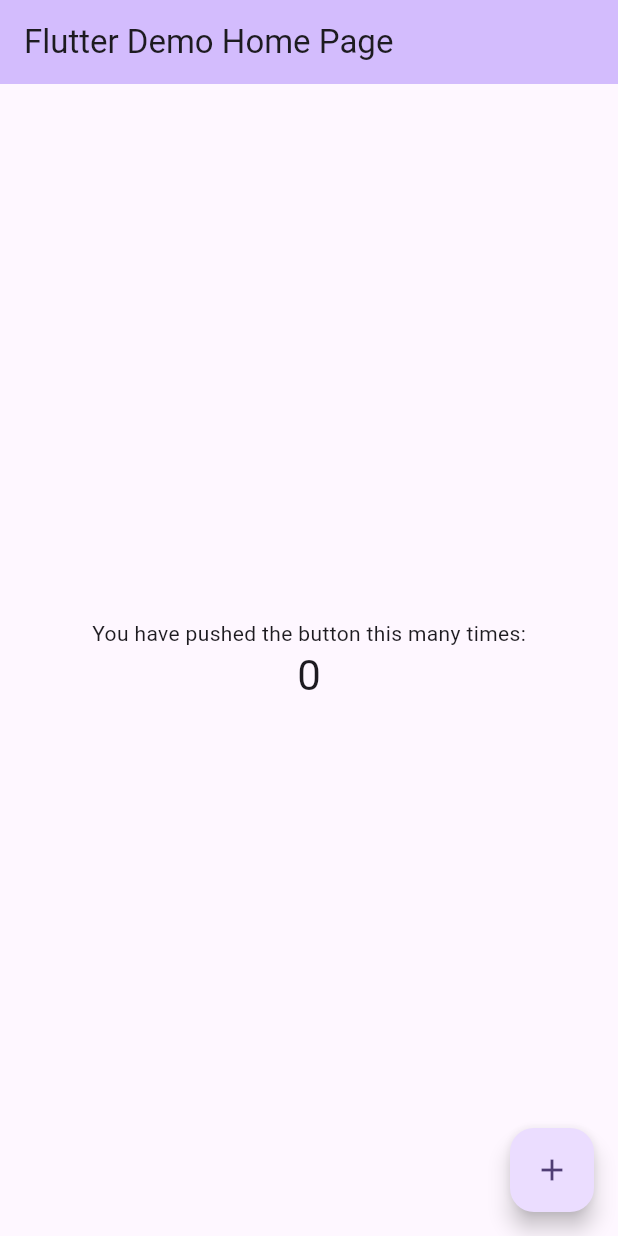
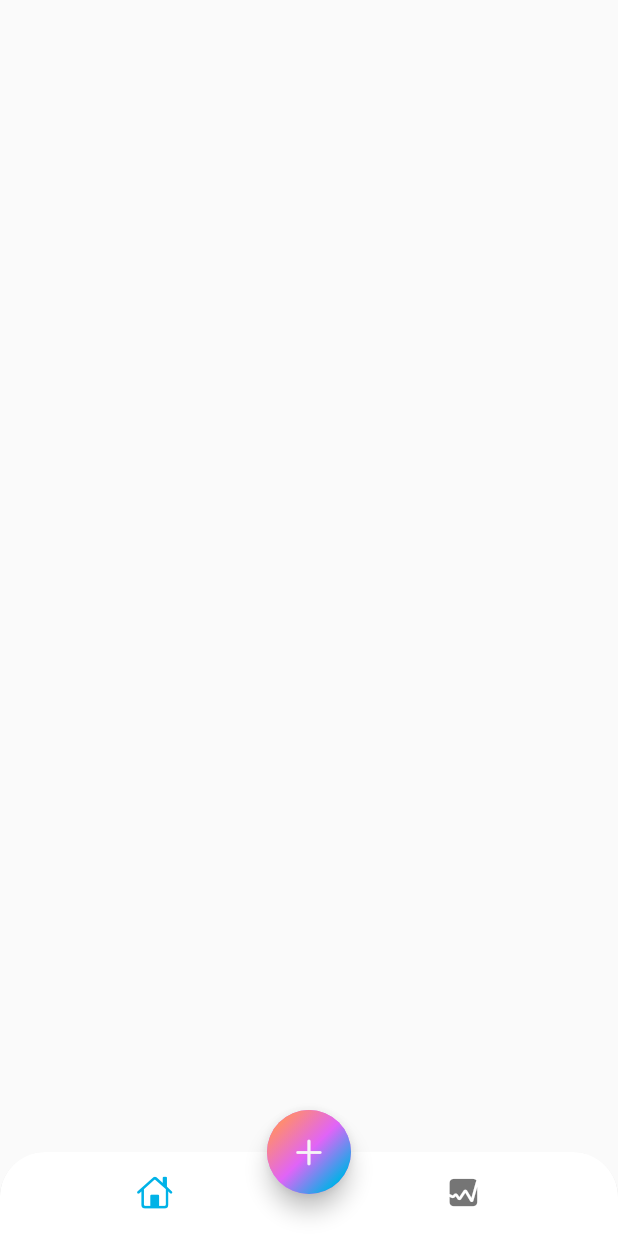
Before and after one commit to lisisisan/expense_tracker_app, a Flutter app: the screen it shows after launch, on a phone screen of 412 x 824 dp. Run offline on Flutter 3.47's test engine with Material 2 defaults, Android fonts, the phone set to English and light mode, and no system bars.

Commit message:
feat: add home screen folders, into home screen add nav bar with gradient FloatingActionButton and rounded top borders

```diff
--- /dev/null
+++ b/lib/app.dart
@@ -0,0 +1,11 @@
+import 'package:expense_tracker_app/app_view.dart';
+import 'package:flutter/material.dart';
+
+class MyApp extends StatelessWidget {
+  const MyApp({super.key});
+
+  @override
+  Widget build(BuildContext context) {
+    return const MyAppView();
+  }
+}
--- /dev/null
+++ b/lib/app_view.dart
@@ -0,0 +1,24 @@
+import 'package:expense_tracker_app/screens/home/views/home_screen.dart';
+import 'package:flutter/material.dart';
+
+class MyAppView extends StatelessWidget {
+  const MyAppView({super.key});
+
+  @override
+  Widget build(BuildContext context) {
+    return MaterialApp(
+      debugShowCheckedModeBanner: false,
+      title: 'Expense Tracker',
+      theme: ThemeData(
+        colorScheme: ColorScheme.light(
+          background: Colors.grey.shade100,
+          onBackground: Colors.black,
+          primary: const Color(0xFF00B2E7),
+          secondary: const Color(0xFFE064F7),
+          tertiary: const Color(0xFFFF8D6C),
+        ),
+      ),
+      home: const HomeScreen(),
+    );
+  }
+}
--- a/lib/main.dart
+++ b/lib/main.dart
@@ -1,125 +1,6 @@
+import 'package:expense_tracker_app/app.dart';
 import 'package:flutter/material.dart';
 
 void main() {
   runApp(const MyApp());
 }
-
-class MyApp extends StatelessWidget {
-  const MyApp({super.key});
-
-  // This widget is the root of your application.
-  @override
-  Widget build(BuildContext context) {
-    return MaterialApp(
-      title: 'Flutter Demo',
-      theme: ThemeData(
-        // This is the theme of your application.
-        //
-        // TRY THIS: Try running your application with "flutter run". You'll see
-        // the application has a blue toolbar. Then, without quitting the app,
-        // try changing the seedColor in the colorScheme below to Colors.green
-        // and then invoke "hot reload" (save your changes or press the "hot
-        // reload" button in a Flutter-supported IDE, or press "r" if you used
-        // the command line to start the app).
-        //
-        // Notice that the counter didn't reset back to zero; the application
-        // state is not lost during the reload. To reset the state, use hot
-        // restart instead.
-        //
-        // This works for code too, not just values: Most code changes can be
-        // tested with just a hot reload.
-        colorScheme: ColorScheme.fromSeed(seedColor: Colors.deepPurple),
-        useMaterial3: true,
-      ),
-      home: const MyHomePage(title: 'Flutter Demo Home Page'),
-    );
-  }
-}
-
-class MyHomePage extends StatefulWidget {
-  const MyHomePage({super.key, required this.title});
-
-  // This widget is the home page of your application. It is stateful, meaning
-  // that it has a State object (defined below) that contains fields that affect
-  // how it looks.
-
-  // This class is the configuration for the state. It holds the values (in this
-  // case the title) provided by the parent (in this case the App widget) and
-  // used by the build method of the State. Fields in a Widget subclass are
-  // always marked "final".
-
-  final String title;
-
-  @override
-  State<MyHomePage> createState() => _MyHomePageState();
-}
-
-class _MyHomePageState extends State<MyHomePage> {
-  int _counter = 0;
-
-  void _incrementCounter() {
-    setState(() {
-      // This call to setState tells the Flutter framework that something has
-      // changed in this State, which causes it to rerun the build method below
-      // so that the display can reflect the updated values. If we changed
-      // _counter without calling setState(), then the build method would not be
-      // called again, and so nothing would appear to happen.
-      _counter++;
-    });
-  }
-
-  @override
-  Widget build(BuildContext context) {
-    // This method is rerun every time setState is called, for instance as done
-    // by the _incrementCounter method above.
-    //
-    // The Flutter framework has been optimized to make rerunning build methods
-    // fast, so that you can just rebuild anything that needs updating rather
-    // than having to individually change instances of widgets.
-    return Scaffold(
-      appBar: AppBar(
-        // TRY THIS: Try changing the color here to a specific color (to
-        // Colors.amber, perhaps?) and trigger a hot reload to see the AppBar
-        // change color while the other colors stay the same.
-        backgroundColor: Theme.of(context).colorScheme.inversePrimary,
-        // Here we take the value from the MyHomePage object that was created by
-        // the App.build method, and use it to set our appbar title.
-        title: Text(widget.title),
-      ),
-      body: Center(
-        // Center is a layout widget. It takes a single child and positions it
-        // in the middle of the parent.
-        child: Column(
-          // Column is also a layout widget. It takes a list of children and
-          // arranges them vertically. By default, it sizes itself to fit its
-          // children horizontally, and tries to be as tall as its parent.
-          //
-          // Column has various properties to control how it sizes itself and
-          // how it positions its children. Here we use mainAxisAlignment to
-          // center the children vertically; the main axis here is the vertical
-          // axis because Columns are vertical (the cross axis would be
-          // horizontal).
-          //
-          // TRY THIS: Invoke "debug painting" (choose the "Toggle Debug Paint"
-          // action in the IDE, or press "p" in the console), to see the
-          // wireframe for each widget.
-          mainAxisAlignment: MainAxisAlignment.center,
-          children: <Widget>[
-            const Text(
-              'You have pushed the button this many times:',
-            ),
-            Text(
-              '$_counter',
-              style: Theme.of(context).textTheme.headlineMedium,
-            ),
-          ],
-        ),
-      ),
-      floatingActionButton: FloatingActionButton(
-        onPressed: _incrementCounter,
-        tooltip: 'Increment',
-        child: const Icon(Icons.add),
-      ), // This trailing comma makes auto-formatting nicer for build methods.
-    );
-  }
-}
--- /dev/null
+++ b/lib/screens/home/views/home_screen.dart
@@ -0,0 +1,65 @@
+import 'dart:math';
+
+import 'package:flutter/cupertino.dart';
+import 'package:flutter/material.dart';
+
+class HomeScreen extends StatelessWidget {
+  const HomeScreen({super.key});
+
+  @override
+  Widget build(BuildContext context) {
+    return Scaffold(
+      // обернули BottomNavigationBar в ClipRRect для скругления углов
+      bottomNavigationBar: ClipRRect(
+        borderRadius: const BorderRadius.vertical(
+          top: Radius.circular(30),
+        ),
+        child: BottomNavigationBar(
+            backgroundColor: Colors.white,
+            showSelectedLabels: false,
+            showUnselectedLabels: false,
+            items: const [
+              BottomNavigationBarItem(
+                icon: Icon(
+                  CupertinoIcons.home,
+                ),
+                label: 'Home',
+              ),
+              BottomNavigationBarItem(
+                icon: Icon(
+                  CupertinoIcons.graph_square_fill,
+                ),
+                label: 'Stats',
+              ),
+            ]),
+      ),
+      // место нахождения floatingActionButton
+      floatingActionButtonLocation: FloatingActionButtonLocation.centerDocked,
+      floatingActionButton: FloatingActionButton(
+        onPressed: () {},
+        shape: const CircleBorder(),
+        // добавили градиент кнопке FloatingActionButton
+        child: Container(
+          width: 60,
+          height: 60,
+          decoration: BoxDecoration(
+            shape: BoxShape.circle,
+            gradient: LinearGradient(
+              colors: [
+                Theme.of(context).colorScheme.tertiary,
+                Theme.of(context).colorScheme.secondary,
+                Theme.of(context).colorScheme.primary,
+              ],
+              // поворот градиента
+              transform: const GradientRotation(pi / 4),
+            ),
+          ),
+          child: Icon(
+            CupertinoIcons.add,
+            color: Theme.of(context).colorScheme.background,
+          ),
+        ),
+      ),
+    );
+  }
+}
```
Also changed, not shown: pubspec.yaml (+1 -49 lines), 1 other file.
